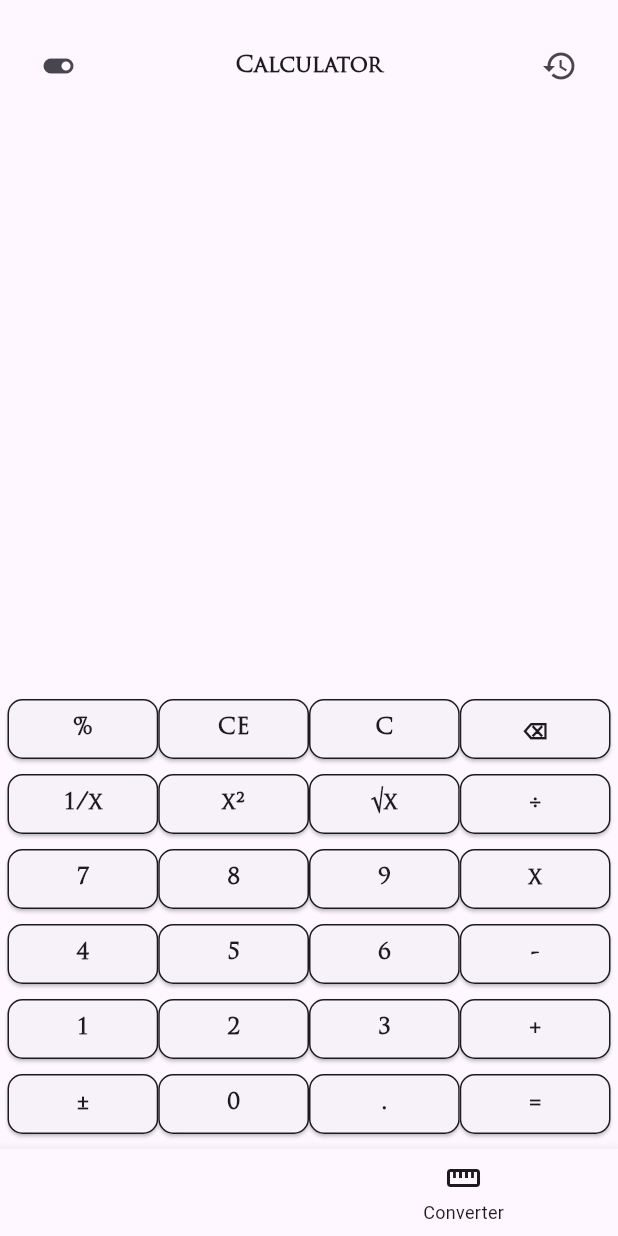
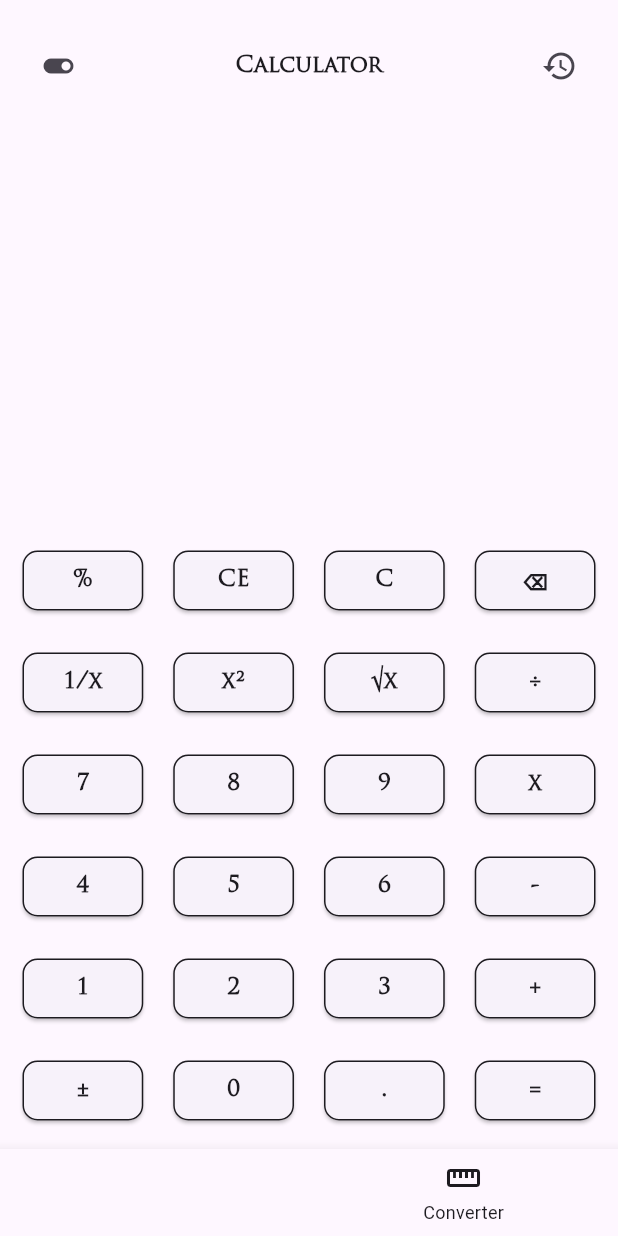
Before and after one commit to Chuckibmk/simple-calculator, a Flutter app: the screen it shows after launch, on a phone screen of 412 x 824 dp. Run offline on Flutter 3.47's test engine with Material 3 defaults, Android fonts, the phone set to English and light mode, and no system bars; our stand-ins replace google_mobile_ads; network calls fail.

Commit message:
10:01 7/24/2024

```diff
--- a/lib/basiccalc.dart
+++ b/lib/basiccalc.dart
@@ -382,8 +382,16 @@ class _BasicCalcClassState extends State<BasicCalcClass> {
   calcbtn(dynamic btnText) {
     return Expanded(
       flex: 1,
-      child: Padding(
-        padding: const EdgeInsets.symmetric(vertical: 1),
+      child: Container(
+        // padding: const EdgeInsets.symmetric(vertical: 10),
+        padding: const EdgeInsets.all(10),
+        // decoration: BoxDecoration(
+        //     color: Theme.of(context).colorScheme.onSecondary,
+        //     shape: BoxShape.circle),
+        // ),
+        // child: IconButton(
+        //   icon: Text(btnText),
+        // ),
         child: ElevatedButton(
           style: ButtonStyle(
             shape: MaterialStateProperty.all<RoundedRectangleBorder>(
```
